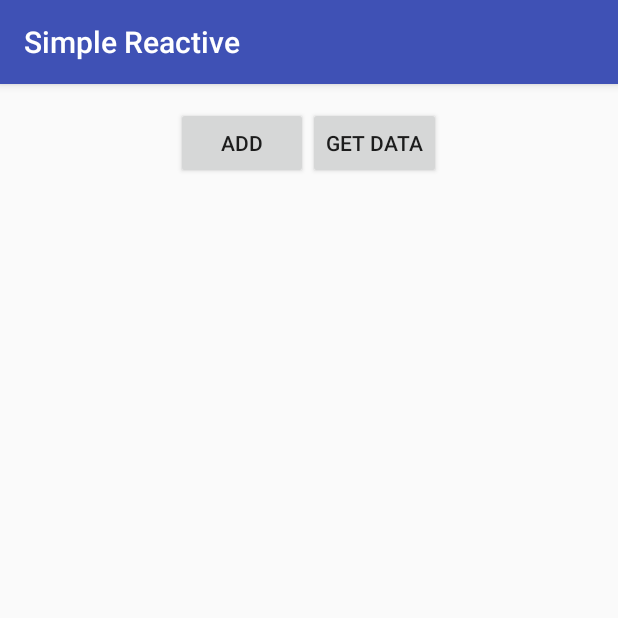
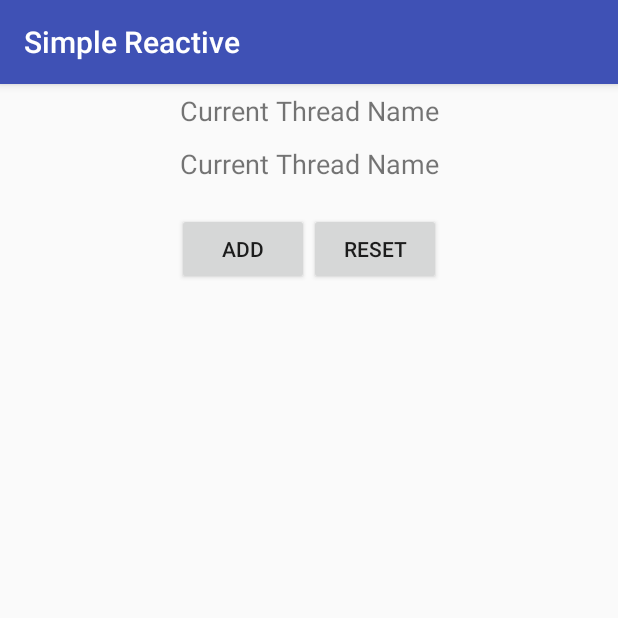
Before and after one commit to i4s33u/simple_reactive, an Android app: the screen it shows after launch (MainActivity), on a phone screen of 412 x 824 dp, the top half of it. Run offline under Robolectric (Android 15) with nearby library versions, the phone set to English and light mode, and no system bars; libraries missing offline, so code that uses them is left out: rx.android.schedulers, rx.schedulers.

Commit message:
multi-thread updated

```diff
--- a/app/build.gradle
+++ b/app/build.gradle
@@ -50,4 +50,5 @@ dependencies {
     compile 'com.google.code.gson:gson:2.6.2'
     compile 'com.squareup.retrofit2:converter-gson:2.0.1'
     compile 'com.squareup.retrofit2:adapter-rxjava:2.0.1'
+    compile 'com.android.support:design:23.3.0'
 }
--- a/app/src/main/java/com/example/quan_bui/simplereactive/MainActivity.java
+++ b/app/src/main/java/com/example/quan_bui/simplereactive/MainActivity.java
@@ -5,13 +5,16 @@ import android.support.v7.app.AppCompatActivity;
 import android.support.v7.widget.LinearLayoutManager;
 import android.support.v7.widget.RecyclerView;
 import android.widget.Button;
+import android.widget.TextView;
 import com.google.gson.Gson;
 import java.util.ArrayList;
 import java.util.List;
+import java.util.concurrent.ExecutorService;
+import java.util.concurrent.Executors;
 import org.json.JSONArray;
 import org.json.JSONException;
 import rx.Observable;
-import rx.android.schedulers.AndroidSchedulers;
+import rx.Subscriber;
 import rx.schedulers.Schedulers;
 
 public class MainActivity
@@ -19,18 +22,27 @@ public class MainActivity
 
     final String stringToParse =
         "[{\"id\":1,\"name\":\"Quan Bui\",\"age\":25},{\"id\":2,\"name\":\"Blah Blah\",\"age\":26},{\"id\":3,\"name\":\"Dr Who\",\"age\":999},{\"id\":4,\"name\":\"Sherlock Holmes\",\"age\":54}]";
-
+    Gson gson = new Gson();
     RecyclerView rv;
 
     Button btnAdd;
     Button btnReset;
+    TextView tvSubscribeThread;
+    TextView tvObserveThread;
+
+    List<Person> list = new ArrayList<>();
+
+    PeopleAdapter adapter;
+
+    ExecutorService executor;
+    MyUIThread UIThread = new MyUIThread();
 
     @Override
     protected void onCreate(Bundle savedInstanceState) {
         super.onCreate(savedInstanceState);
         setContentView(R.layout.activity_main);
 
-        Gson gson = new Gson();
+        executor = Executors.newSingleThreadExecutor();
 
         rv = (RecyclerView) findViewById(R.id.rv);
         if (rv != null) {
@@ -38,30 +50,83 @@ public class MainActivity
         }
         rv.setLayoutManager(new LinearLayoutManager(this));
 
+        adapter = new PeopleAdapter(list);
+
         btnAdd = (Button) findViewById(R.id.btnAdd);
         btnReset = (Button) findViewById(R.id.btnReset);
-        btnReset.setText("Get Data");
+        tvSubscribeThread = (TextView) findViewById(R.id.tvSubscribeThread);
+        tvObserveThread = (TextView) findViewById(R.id.tvObserveThread);
 
-        if (btnReset != null) {
-            btnReset.setOnClickListener(v -> {
-                btnReset.setText("Reset Data");
-                try {
-                    JSONArray jsonArray = new JSONArray(stringToParse);
-                    List<Person> list = new ArrayList<>();
-                    List<Person> people = new ArrayList<>();
+        btnReset.setOnClickListener(v -> {
 
-                    for (int i = 0; i < jsonArray.length(); i++) {
-                        list.add(gson.fromJson(jsonArray.getString(i), Person.class));
+            getPeopleFromString(stringToParse).subscribeOn(Schedulers.from(executor))
+                .observeOn(UIThread.getScheduler())
+                .subscribe(new Subscriber<Person>() {
+                    @Override
+                    public void onCompleted() {
+
                     }
 
-                    Observable.from(list)
-                        .subscribeOn(Schedulers.io()).observeOn(Schedulers.computation())
-                        .map(people::add).observeOn(AndroidSchedulers.mainThread())
-                        .subscribe(person -> rv.setAdapter(new PeopleAdapter(people)));
-                } catch (JSONException e) {
-                    e.printStackTrace();
-                }
-            });
+                    @Override
+                    public void onError(Throwable e) {
+
+                    }
+
+                    @Override
+                    public void onNext(Person person) {
+                        rv.setAdapter(adapter);
+                        tvObserveThread.setText("Operate: " + Thread.currentThread().getName());
+                    }
+                });
+        });
+
+        btnAdd.setOnClickListener(v -> {
+
+            getPeopleFromString(stringToParse).subscribeOn(Schedulers.from(executor))
+                .observeOn(Schedulers.from(executor))
+                .subscribe(new Subscriber<Person>() {
+                    @Override
+                    public void onCompleted() {
+
+                    }
+
+                    @Override
+                    public void onError(Throwable e) {
+
+                    }
+
+                    @Override
+                    public void onNext(Person person) {
+                        list.add(person);
+                        tvObserveThread.setText("Operate: " + Thread.currentThread().getName());
+                    }
+                });
+        });
+    }
+
+    public Observable<Person> getPeopleFromString(String jsonString) {
+        Person[] person;
+        try {
+            JSONArray jsonArray = new JSONArray(jsonString);
+            person = new Person[jsonArray.length()];
+            Observable<Person> personObservable =
+                Observable.create(new Observable.OnSubscribe<Person>() {
+                    @Override
+                    public void call(Subscriber<? super Person> subscriber) {
+                        for (int i = 0; i < jsonArray.length(); i++) {
+                            try {
+                                subscriber.onNext(person[i] = gson.fromJson(jsonArray.getString(i),
+                                                                            Person.class));
+                            } catch (JSONException e) {
+                                e.printStackTrace();
+                            }
+                        }
+                    }
+                });
+            return personObservable;
+        } catch (JSONException e) {
+            e.printStackTrace();
+            return null;
         }
     }
 }
--- /dev/null
+++ b/app/src/main/java/com/example/quan_bui/simplereactive/MyUIThread.java
@@ -0,0 +1,20 @@
+package com.example.quan_bui.simplereactive;
+
+import rx.Scheduler;
+import rx.android.schedulers.AndroidSchedulers;
+
+/**
+ * Created by Quan Bui on 4/14/16.
+ */
+public class MyUIThread
+    implements PostExecutionThread {
+
+    @Override
+    public Scheduler getScheduler() {
+        return AndroidSchedulers.mainThread();
+    }
+
+    public MyUIThread get() {
+        return new MyUIThread();
+    }
+}
--- a/app/src/main/java/com/example/quan_bui/simplereactive/Person.java
+++ b/app/src/main/java/com/example/quan_bui/simplereactive/Person.java
@@ -13,6 +13,12 @@ public class Person {
     private int age;
 
     private List<Person> people = new ArrayList<>();
+
+    public Person(Person person) {
+        id = person.getId();
+        name = person.getName();
+        age = person.getAge();
+    }
 
     public List<Person> getPeople() {
         return people;
--- /dev/null
+++ b/app/src/main/java/com/example/quan_bui/simplereactive/PostExecutionThread.java
@@ -0,0 +1,10 @@
+package com.example.quan_bui.simplereactive;
+
+import rx.Scheduler;
+
+/**
+ * Created by Quan Bui on 4/14/16.
+ */
+public interface PostExecutionThread {
+    Scheduler getScheduler();
+}
--- a/app/src/main/res/layout/activity_main.xml
+++ b/app/src/main/res/layout/activity_main.xml
@@ -5,6 +5,24 @@
               android:layout_height="match_parent"
               android:orientation="vertical"
               tools:context="com.example.quan_bui.simplereactive.MainActivity">
+
+    <TextView
+        android:id="@+id/tvSubscribeThread"
+        android:layout_width="match_parent"
+        android:layout_height="30dp"
+        android:layout_marginTop="5dp"
+        android:gravity="center_horizontal"
+        android:text="Current Thread Name"
+        android:textSize="18sp" />
+
+    <TextView
+        android:id="@+id/tvObserveThread"
+        android:layout_width="match_parent"
+        android:layout_height="30dp"
+        android:layout_marginTop="5dp"
+        android:gravity="center_horizontal"
+        android:text="Current Thread Name"
+        android:textSize="18sp" />
 
     <LinearLayout
         android:layout_width="match_parent"
```
Also changed, not shown: app/src/main/java/com/example/quan_bui/simplereactive/PeopleAdapter.java (+10 -0 lines).
